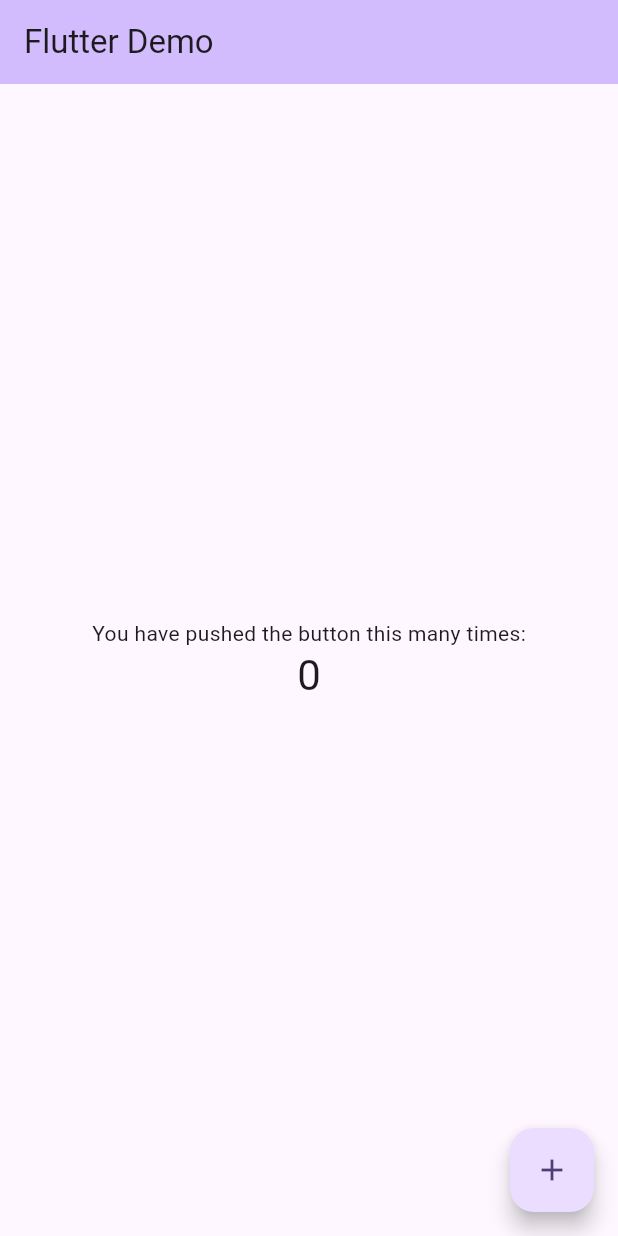
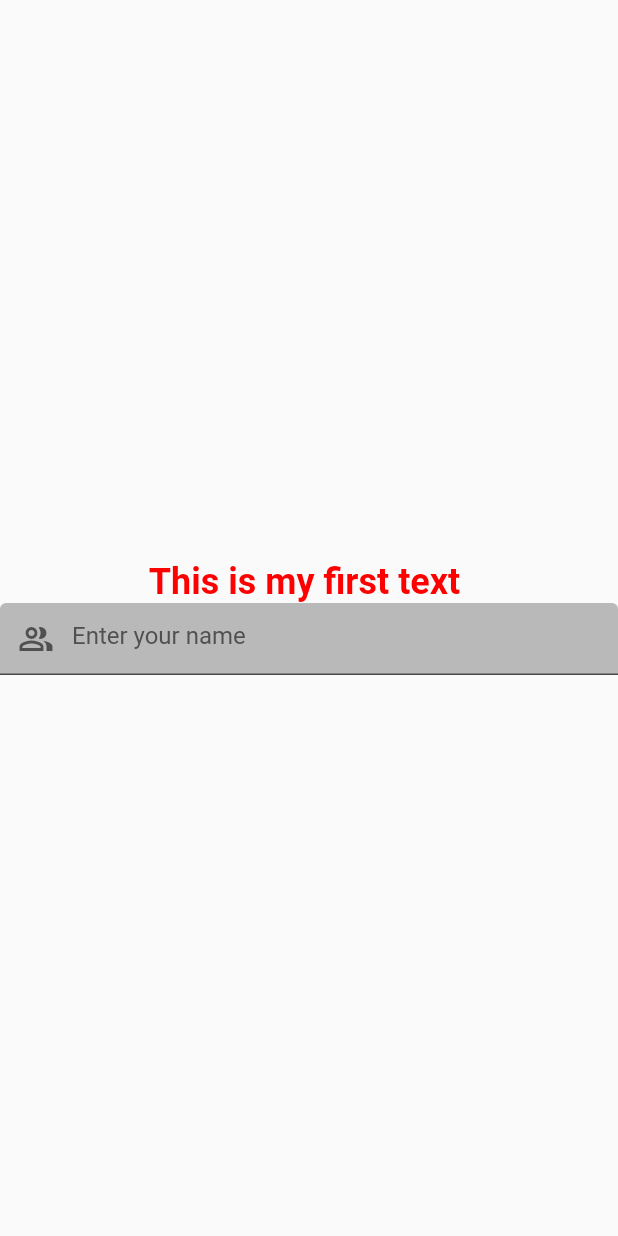
Before and after one commit to SunilPdl/flutter, a Flutter app: the screen it shows after launch, on a phone screen of 412 x 824 dp. Run offline on Flutter 3.47's test engine with Material 2 defaults, Android fonts, the phone set to English and light mode, and no system bars; our stand-ins replace flutter_slidable, hive_flutter; accounts and stored records are empty.

Commit message:
lrn : text field

```diff
--- a/flutter_ui/lib/main.dart
+++ b/flutter_ui/lib/main.dart
@@ -1,110 +1,18 @@
 import 'package:flutter/material.dart';
+import 'package:flutter_ui/pages/text_cmp.dart';
 
 void main() {
   runApp(const MyApp());
 }
 
 class MyApp extends StatelessWidget {
+  // const MyApp({Key? key}) : super(key: key);
   const MyApp({super.key});
 
-  // This widget is the root of your application.
   @override
   Widget build(BuildContext context) {
-    return MaterialApp(
-      title: 'Flutter Demo',
-      theme: ThemeData(
-        colorScheme: ColorScheme.fromSeed(seedColor: Colors.deepPurple),
-        useMaterial3: true,
-      ),
-      home: const MyHomePage(title: 'Flutter Demo'),
+    return const MaterialApp(
+      home: TextComponent(),
     );
   }
 }
-
-class MyHomePage extends StatefulWidget {
-  const MyHomePage({super.key, required this.title});
-
-  // This widget is the home page of your application. It is stateful, meaning
-  // that it has a State object (defined below) that contains fields that affect
-  // how it looks.
-
-  // This class is the configuration for the state. It holds the values (in this
-  // case the title) provided by the parent (in this case the App widget) and
-  // used by the build method of the State. Fields in a Widget subclass are
-  // always marked "final".
-
-  final String title;
-
-  @override
-  State<MyHomePage> createState() => _MyHomePageState();
-}
-
-class _MyHomePageState extends State<MyHomePage> {
-  int _counter = 0;
-
-  void _incrementCounter() {
-    setState(() {
-      // This call to setState tells the Flutter framework that something has
-      // changed in this State, which causes it to rerun the build method below
-      // so that the display can reflect the updated values. If we changed
-      // _counter without calling setState(), then the build method would not be
-      // called again, and so nothing would appear to happen.
-      _counter++;
-    });
-  }
-
-  @override
-  Widget build(BuildContext context) {
-    // This method is rerun every time setState is called, for instance as done
-    // by the _incrementCounter method above.
-    //
-    // The Flutter framework has been optimized to make rerunning build methods
-    // fast, so that you can just rebuild anything that needs updating rather
-    // than having to individually change instances of widgets.
-    return Scaffold(
-      appBar: AppBar(
-        // TRY THIS: Try changing the color here to a specific color (to
-        // Colors.amber, perhaps?) and trigger a hot reload to see the AppBar
-        // change color while the other colors stay the same.
-        backgroundColor: Theme.of(context).colorScheme.inversePrimary,
-        // Here we take the value from the MyHomePage object that was created by
-        // the App.build method, and use it to set our appbar title.
-        title: Text(widget.title),
-      ),
-      body: Center(
-        // Center is a layout widget. It takes a single child and positions it
-        // in the middle of the parent.
-        child: Column(
-          // Column is also a layout widget. It takes a list of children and
-          // arranges them vertically. By default, it sizes itself to fit its
-          // children horizontally, and tries to be as tall as its parent.
-          //
-          // Column has various properties to control how it sizes itself and
-          // how it positions its children. Here we use mainAxisAlignment to
-          // center the children vertically; the main axis here is the vertical
-          // axis because Columns are vertical (the cross axis would be
-          // horizontal).
-          //
-          // TRY THIS: Invoke "debug painting" (choose the "Toggle Debug Paint"
-          // action in the IDE, or press "p" in the console), to see the
-          // wireframe for each widget.
-          mainAxisAlignment: MainAxisAlignment.center,
-          children: <Widget>[
-            const Text(
-              'You have pushed the button this many times:',
-            ),
-            Text(
-              '$_counter',
-              style: Theme.of(context).textTheme.headlineMedium,
-            ),
-          ],
-        ),
-      ),
-      floatingActionButton: FloatingActionButton(
-        onPressed: _incrementCounter,
-        tooltip: 'Increment',
-        child: const Icon(Icons.add),
-      ), // This trailing comma makes auto-formatting nicer for build methods.
-    );
-  }
-}
--- /dev/null
+++ b/flutter_ui/lib/pages/text_cmp.dart
@@ -0,0 +1,55 @@
+import 'package:flutter/material.dart';
+
+class TextComponent extends StatelessWidget {
+  const TextComponent({super.key});
+
+  @override
+  Widget build(BuildContext context) {
+    return const Scaffold(
+      body: Center(
+          child: Column(
+        mainAxisAlignment: MainAxisAlignment.center,
+        children: [
+          Text(
+            "This is my first text ",
+            style: TextStyle(
+                fontSize: 24,
+                fontWeight: FontWeight.bold,
+                color: (Color.fromRGBO(255, 0, 0, 1))),
+          ),
+          TextField(
+            decoration: InputDecoration(
+              // label:
+              // Text(
+              //   "Enter your name...",
+              //   style: TextStyle(color: Colors.black),
+              // ),
+              // helperText: "Helper text...",
+
+              hintText: "Enter your name",
+              hintStyle: TextStyle(
+                // color: Color.fromARGB(150, 69, 69, 69),
+                color: Color.fromRGBO(69, 69, 69, 0.9),
+                // color: Colors.black54,
+              ),
+              prefixIcon: Icon(Icons.people_alt_outlined),
+              prefixIconColor: Color.fromRGBO(69, 69, 69, 0.9),
+
+              // suffixIcon: Icon(Icons.people_alt_outlined),
+              // suffixIconColor: Color.fromRGBO(69, 69, 69, 0.9),
+
+              filled: true,
+              fillColor: Colors.black26,
+              focusedBorder: OutlineInputBorder(
+                borderSide: BorderSide(
+                  width: 2.0,
+                  style: BorderStyle.solid,
+                ),
+              ),
+            ),
+          )
+        ],
+      )),
+    );
+  }
+}
```
